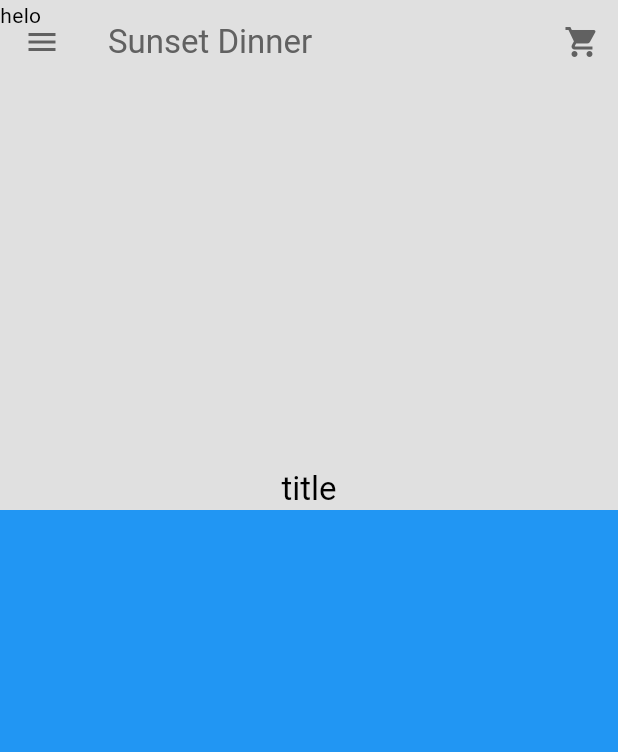
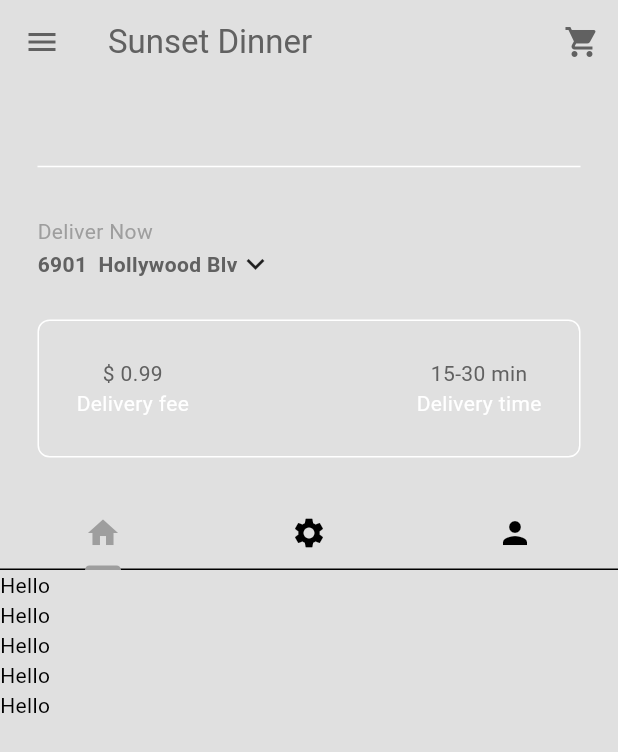
Before and after one commit to jvyshnav/food_delivery_app, a Flutter app: the screen it shows after launch, on a phone screen of 412 x 824 dp. Shown: the top 752 px of the screen. Run offline on Flutter 3.47's test engine with Material 3 defaults, Android fonts, the phone set to English and light mode, and no system bars.

Commit message:
until tabbar builder

```diff
--- a/analysis_options.yaml
+++ b/analysis_options.yaml
@@ -21,6 +21,9 @@ linter:
   # `// ignore_for_file: name_of_lint` syntax on the line or in the file
   # producing the lint.
   rules:
+    prefer_const_constructors: true
+    prefer_final_fields: true
+    unnecessary_null_checks: true
     # avoid_print: false  # Uncomment to disable the `avoid_print` rule
     # prefer_single_quotes: true  # Uncomment to enable the `prefer_single_quotes` rule
 
--- /dev/null
+++ b/lib/components/my_current_location,dart.dart
@@ -0,0 +1,63 @@
+import 'package:flutter/material.dart';
+
+class MyCurrentLocation extends StatelessWidget {
+  const MyCurrentLocation({super.key});
+
+  void openLocationSearchBox(BuildContext context) {
+    showDialog(
+      context: context,
+      builder: (context) => AlertDialog(
+        title: const Text(
+          "Your Location",
+        ),
+        content: const TextField(
+          decoration: InputDecoration(hintText: "Search Address..."),
+        ),
+        actions: [
+          //cancelbutton
+          MaterialButton(
+            onPressed: () => Navigator.pop(context),child: const Text("Cancel"),
+          ),
+
+          //savebuton
+
+          MaterialButton(onPressed: () => Navigator.pop(context),child: const Text("Save"),)
+        ],
+      ),
+    );
+  }
+
+  @override
+  Widget build(BuildContext context) {
+
+
+    return Padding(
+      padding: const EdgeInsets.all(25.0),
+      child: Column(
+        crossAxisAlignment: CrossAxisAlignment.start,
+        children: [
+          Text(
+            "Deliver Now",
+            style: TextStyle(color: Theme.of(context).colorScheme.primary),
+          ),
+          GestureDetector(
+            onTap: () => openLocationSearchBox(context),
+            child: Row(
+              children: [
+                Text(
+                  "6901  Hollywood Blv",
+                  style: TextStyle(
+                      color: Theme.of(context).colorScheme.inversePrimary,
+                      fontWeight: FontWeight.bold),
+                ),const SizedBox(height: 5,),
+                const Icon(
+                  Icons.keyboard_arrow_down,
+                ),
+              ],
+            ),
+          ),
+        ],
+      ),
+    );
+  }
+}
--- /dev/null
+++ b/lib/components/my_description_box.dart
@@ -0,0 +1,45 @@
+import 'package:flutter/material.dart';
+
+class MyDescriptionBox extends StatelessWidget {
+  const MyDescriptionBox({super.key});
+
+  @override
+  Widget build(BuildContext context) {
+    var myPrimaryTextStyle =
+        TextStyle(color: Theme.of(context).colorScheme.inversePrimary);
+    var mySecondaryTextStyle =
+        TextStyle(color: Theme.of(context).colorScheme.secondary);
+    return Container(
+      decoration: BoxDecoration(
+        border: Border.all(color: Theme.of(context).colorScheme.secondary),borderRadius: BorderRadius.circular(8)
+      ),padding: EdgeInsets.all(25),
+      margin: EdgeInsets.only(left: 25,right: 25,bottom: 75),
+      child: Row(
+        mainAxisAlignment: MainAxisAlignment.spaceBetween,
+        children: [
+          Column(
+            children: [
+              Text(
+                "\$ 0.99",
+                style: myPrimaryTextStyle,
+              ),
+              Text("Delivery fee", style: mySecondaryTextStyle),
+            ],
+          ),
+          Column(
+            children: [
+              Text(
+                "15-30 min",
+                style: myPrimaryTextStyle,
+              ),
+              Text(
+                "Delivery time",
+                style: mySecondaryTextStyle,
+              ),
+            ],
+          ),
+        ],
+      ),
+    );
+  }
+}
--- a/lib/components/my_drawer.dart
+++ b/lib/components/my_drawer.dart
@@ -39,12 +39,12 @@ class MyDrawer extends StatelessWidget {
               Navigator.push(
                   context,
                   MaterialPageRoute(
-                    builder: (context) => SettingsPage(),
+                    builder: (context) => const SettingsPage(),
                   ));
             },
           ),
-          Spacer(),
-          MyDrawerTile(
+          const Spacer(),
+          const MyDrawerTile(
             text: "L O G O U T",
             icon: Icons.logout,
           ),
--- a/lib/components/my_silver_appbar.dart
+++ b/lib/components/my_silver_appbar.dart
@@ -14,12 +14,12 @@ class _MySilverAppBarState extends State<MySilverAppBar> {
   @override
   Widget build(BuildContext context) {
     return SliverAppBar(
-      expandedHeight: 340,
+      expandedHeight: 380,
       collapsedHeight: 120,
       floating: false,
       pinned: true,
       actions: [
-        IconButton(onPressed: () {}, icon: Icon(Icons.shopping_cart)),
+        IconButton(onPressed: () {}, icon: const Icon(Icons.shopping_cart)),
       ],
       backgroundColor: Theme.of(context).colorScheme.surface,
       foregroundColor: Theme.of(context).colorScheme.inversePrimary,
@@ -28,7 +28,7 @@ class _MySilverAppBarState extends State<MySilverAppBar> {
         background: widget.child,
         title: widget.title,
         centerTitle: true,
-        titlePadding: EdgeInsets.only(left: 0, right: 0, top: 0),
+        titlePadding: const EdgeInsets.only(left: 0, right: 0, top: 0),
         expandedTitleScale: 1,
       ),
     );
--- /dev/null
+++ b/lib/components/my_tab_bar.dart
@@ -0,0 +1,22 @@
+import 'package:flutter/material.dart';
+
+class MyTabBar extends StatelessWidget {
+  const MyTabBar({super.key, required this.tabController});
+
+  final TabController tabController;
+
+  @override
+  Widget build(BuildContext context) {
+    return TabBar(controller: tabController, tabs: [
+      Tab(
+        icon: Icon(Icons.home),
+      ),
+      Tab(
+        icon: Icon(Icons.settings),
+      ),
+      Tab(
+        icon: Icon(Icons.person),
+      ),
+    ]);
+  }
+}
--- a/lib/main.dart
+++ b/lib/main.dart
@@ -1,15 +1,12 @@
 import 'package:flutter/material.dart';
-import 'package:food_delivery_app/auth/login_or_register.dart';
 import 'package:food_delivery_app/pages/home_page.dart';
-import 'package:food_delivery_app/pages/login_page.dart';
-import 'package:food_delivery_app/pages/register_page.dart';
 import 'package:food_delivery_app/themes/theme_provider.dart';
 import 'package:provider/provider.dart';
 
 void main() {
   runApp(ChangeNotifierProvider(
     create: (context) => ThemeProvider(),
-    child: MyApp(),
+    child: const MyApp(),
   ));
 }
 
@@ -22,7 +19,7 @@ class MyApp extends StatelessWidget {
     return MaterialApp(
       title: 'Flutter Demo',
       theme: Provider.of<ThemeProvider>(context).themeData,
-      home: HomePage(),
+      home: const HomePage(),
     );
   }
 }
--- a/lib/pages/home_page.dart
+++ b/lib/pages/home_page.dart
@@ -1,20 +1,71 @@
 import 'package:flutter/material.dart';
+import 'package:food_delivery_app/components/my_description_box.dart';
+import 'package:food_delivery_app/components/my_current_location,dart.dart';
 import 'package:food_delivery_app/components/my_drawer.dart';
 import 'package:food_delivery_app/components/my_silver_appbar.dart';
+import 'package:food_delivery_app/components/my_tab_bar.dart';
 
-class HomePage extends StatelessWidget {
+class HomePage extends StatefulWidget {
   const HomePage({super.key});
+
+  @override
+  State<HomePage> createState() => _HomePageState();
+}
+
+class _HomePageState extends State<HomePage>
+    with SingleTickerProviderStateMixin {
+  late TabController _tabController;
+
+  @override
+  void initState() {
+    super.initState();
+    _tabController = TabController(length: 3, vsync: this);
+  }
+
+  @override
+  void dispose() {
+    _tabController.dispose();
+    super.dispose();
+  }
 
   @override
   Widget build(BuildContext context) {
     return Scaffold(
-        backgroundColor: Theme.of(context).colorScheme.surface,
-        drawer: MyDrawer(),
-        body: NestedScrollView(
-            headerSliverBuilder: (context, innerBoxIsScrolled) =>
-                [MySilverAppBar(child: Text("helo"), title: Text("title"))],
-            body: Container(
-              color: Colors.blue,
-            )));
+      backgroundColor: Theme.of(context).colorScheme.surface,
+      drawer: const MyDrawer(),
+      body: NestedScrollView(
+        headerSliverBuilder: (context, innerBoxIsScrolled) => [
+          MySilverAppBar(
+              title: MyTabBar(tabController: _tabController),
+              child: Column(
+                mainAxisAlignment: MainAxisAlignment.end,
+                children: [
+                  Divider(
+                    color: Theme.of(context).colorScheme.secondary,
+                    indent: 25,
+                    endIndent: 25,
+                  ),
+
+                  //mycurrentlocaton
+                  MyCurrentLocation(),
+
+                  //description box
+                  MyDescriptionBox(),
+                ],
+              ))
+        ],
+        body: TabBarView(controller: _tabController,
+          children: [
+            ListView.builder(itemCount: 5,
+              itemBuilder: (context, index) => Text("Hello"),
+            ),  ListView.builder(itemCount: 5,
+              itemBuilder: (context, index) => Text("flutter"),
+            ),  ListView.builder(itemCount: 5,
+              itemBuilder: (context, index) => Text("Dart"),
+            ),
+          ],
+        ),
+      ),
+    );
   }
 }
--- a/lib/pages/settings_page.dart
+++ b/lib/pages/settings_page.dart
@@ -33,7 +33,7 @@ class SettingsPage extends StatelessWidget {
                     fontWeight: FontWeight.bold,
                   ),
                 ),
-                // ✅ FIXED: Now listens to changes
+
                 Consumer<ThemeProvider>(
                   builder: (context, themeProvider, child) {
                     return CupertinoSwitch(
--- a/lib/themes/dark_mode.dart
+++ b/lib/themes/dark_mode.dart
@@ -1,7 +1,7 @@
 import 'package:flutter/material.dart';
 
 ThemeData darkMode = ThemeData(
-    colorScheme: ColorScheme.dark(
+    colorScheme: const ColorScheme.dark(
         surface: Color.fromARGB(255,20,20,20),
         primary: Color.fromARGB(255,122,122,122),
         secondary: Color.fromARGB(255,30,30,30),
--- a/lib/themes/light_mode.dart
+++ b/lib/themes/light_mode.dart
@@ -4,6 +4,6 @@ ThemeData lightMode = ThemeData(
     colorScheme: ColorScheme.light(
         surface: Colors.grey.shade300,
         primary: Colors.grey.shade500,
-        secondary: Colors.grey.shade100,
+        secondary: Colors.white,
         tertiary: Colors.white,
         inversePrimary: Colors.grey.shade700));
```
Also changed, not shown: lib/pages/login_page.dart (+7 -7 lines), lib/pages/register_page.dart (+7 -8 lines), lib/models.dart (added).
